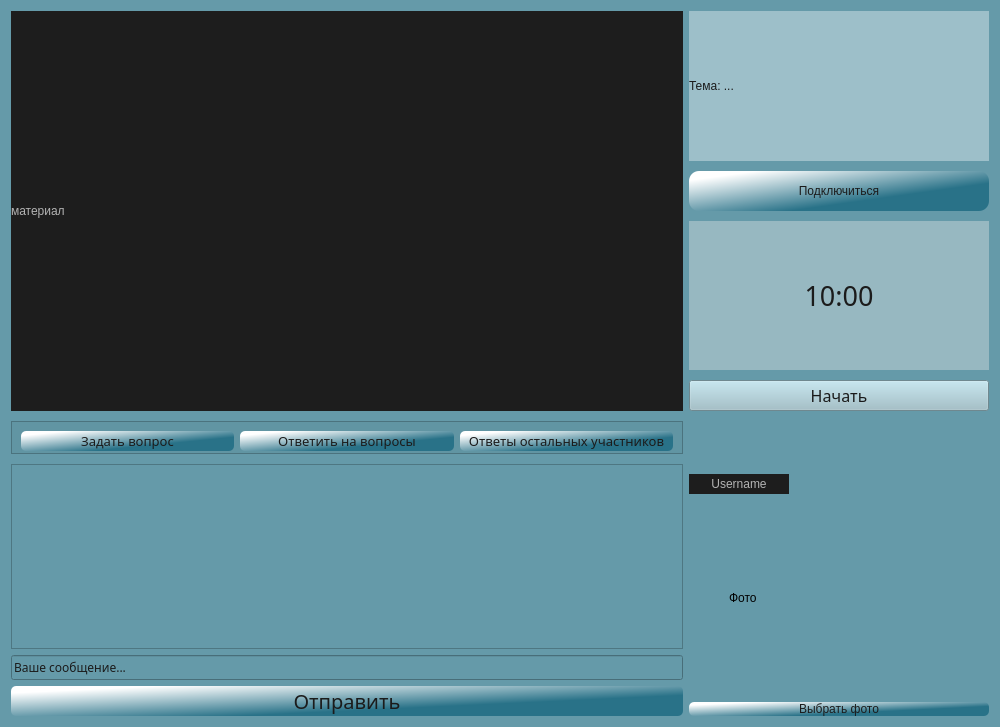
The window that Client/jeducation-v0.1/learning.ui (Avedik/Desktop-application-IEducation) describes before a commit, drawn with Qt 5.
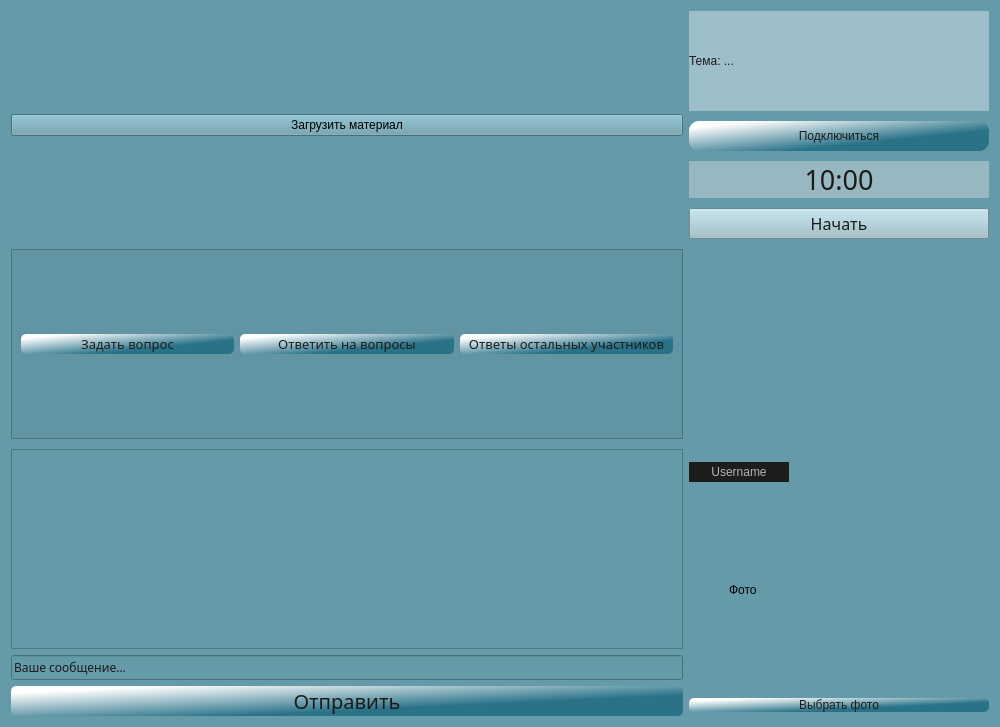
The same window after the commit.

```diff
--- a/Client/jeducation-v0.1/learning.ui
+++ b/Client/jeducation-v0.1/learning.ui
@@ -29,19 +29,12 @@
    <item row="0" column="0">
     <layout class="QVBoxLayout" name="verticalLayout_4">
      <item>
-      <widget class="QLabel" name="label_5">
-       <property name="minimumSize">
-        <size>
-         <width>500</width>
-         <height>400</height>
-        </size>
-       </property>
-       <property name="styleSheet">
-        <string notr="true">color: rgb(179, 179, 179);
-background-color: rgb(29, 29, 29);</string>
-       </property>
+      <widget class="QPushButton" name="importPdfButton">
        <property name="text">
-        <string>материал</string>
+        <string>Загрузить материал</string>
+       </property>
+       <property name="autoDefault">
+        <bool>false</bool>
        </property>
       </widget>
      </item>
```
